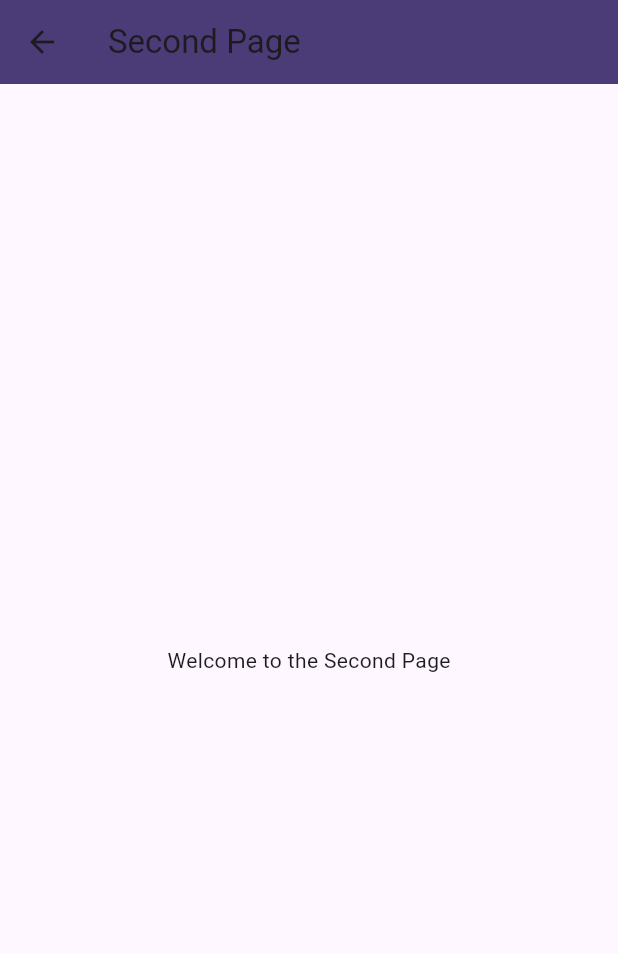
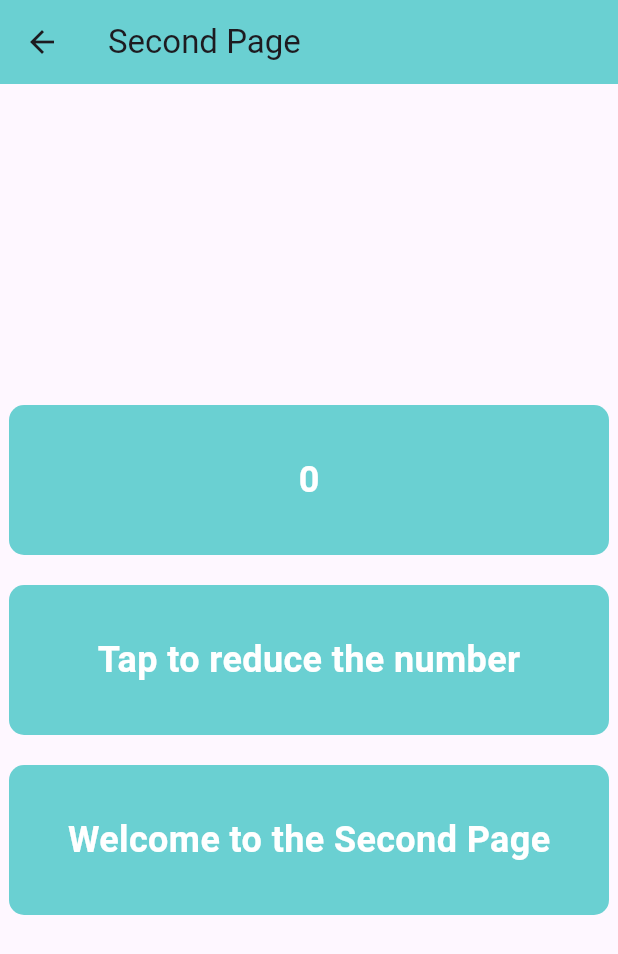
Before and after one commit to musondaAlexander/Flutter_Templates, a Flutter app: the NextPage screen opened directly, on a phone screen of 412 x 824 dp. Shown: the top 954 px of the screen. Run offline on Flutter 3.47's test engine with Material 2 defaults, Android fonts, the phone set to English and light mode, and no system bars; our stand-ins replace get.

Commit message:
updates two files

```diff
--- a/getextexampleapp/lib/controllers/tap_controller.dart
+++ b/getextexampleapp/lib/controllers/tap_controller.dart
@@ -11,4 +11,11 @@ class TapController extends GetxController {
     update();
     print(_counter);
   }
+
+  // function to decrement the counter
+  void decrement() {
+    _counter--;
+    update();
+    print(_counter);
+  }
 }
--- a/getextexampleapp/lib/nextpage.dart
+++ b/getextexampleapp/lib/nextpage.dart
@@ -1,6 +1,8 @@
 // cReate a stateless widget
 import 'package:flutter/material.dart';
 import 'package:flutter/widgets.dart';
+import 'package:get/get.dart';
+import 'package:getextexampleapp/controllers/tap_controller.dart';
 
 class NextPage extends StatelessWidget {
   // Create a variable to store the data
@@ -11,18 +13,97 @@ class NextPage extends StatelessWidget {
   });
   @override
   Widget build(BuildContext context) {
+    // dependency injection
+    TapController controller = Get.find();
     // Return a Scaffold widget
     return Scaffold(
       // Add Appbar to the Scaffold
       appBar: AppBar(
         // Add title text to the Appbar
-        title: Text("Second Page"),
-        backgroundColor: Color.fromARGB(255, 75, 59, 119),
+        title: const Text("Second Page"),
+        backgroundColor: const Color.fromARGB(255, 106, 208, 210),
       ),
       // Add body to the Scaffold
       body: Center(
-        // Add Text widget to display the data
-        child: Text("Welcome to the Second Page"),
+        child: Column(
+          mainAxisAlignment: MainAxisAlignment.center,
+          children: [
+            // Add Text widget to display the data
+            GetBuilder<TapController>(
+              builder: (controller) {
+                return Container(
+                  height: 100,
+                  width: 400,
+                  decoration: BoxDecoration(
+                    color: const Color.fromARGB(255, 106, 208, 210),
+                    borderRadius: BorderRadius.circular(10),
+                  ),
+                  child: Center(
+                    child: Text(
+                      controller.counter.toString(),
+                      style: const TextStyle(
+                        fontSize: 24,
+                        fontWeight: FontWeight.bold,
+                        color: Colors.white,
+                      ),
+                    ),
+                  ),
+                );
+              },
+            ),
+            const SizedBox(
+              height: 20,
+            ),
+
+            // Add GestureDetector widget to the body
+            GestureDetector(
+              // Add onTap property to the GestureDetector
+              onTap: () {
+                // Call the increment function
+                controller.decrement();
+              },
+              child: Container(
+                height: 100,
+                width: 400,
+                decoration: BoxDecoration(
+                  color: const Color.fromARGB(255, 106, 208, 210),
+                  borderRadius: BorderRadius.circular(10),
+                ),
+                child: const Center(
+                  child: Text(
+                    "Tap to reduce the number",
+                    style: TextStyle(
+                      fontSize: 24,
+                      fontWeight: FontWeight.bold,
+                      color: Colors.white,
+                    ),
+                  ),
+                ),
+              ),
+            ),
+            const SizedBox(
+              height: 20,
+            ),
+            Container(
+              height: 100,
+              width: 400,
+              decoration: BoxDecoration(
+                color: const Color.fromARGB(255, 106, 208, 210),
+                borderRadius: BorderRadius.circular(10),
+              ),
+              child: const Center(
+                child: Text(
+                  "Welcome to the Second Page",
+                  style: TextStyle(
+                    fontSize: 24,
+                    fontWeight: FontWeight.bold,
+                    color: Colors.white,
+                  ),
+                ),
+              ),
+            ),
+          ],
+        ),
       ),
     );
   }
```
